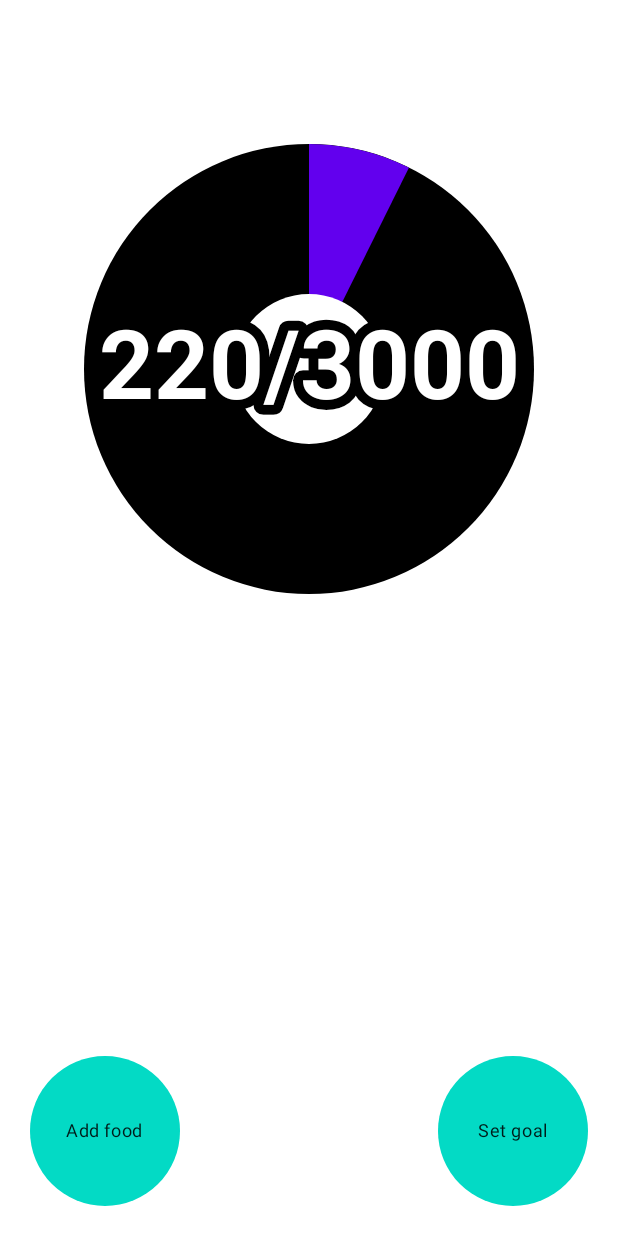
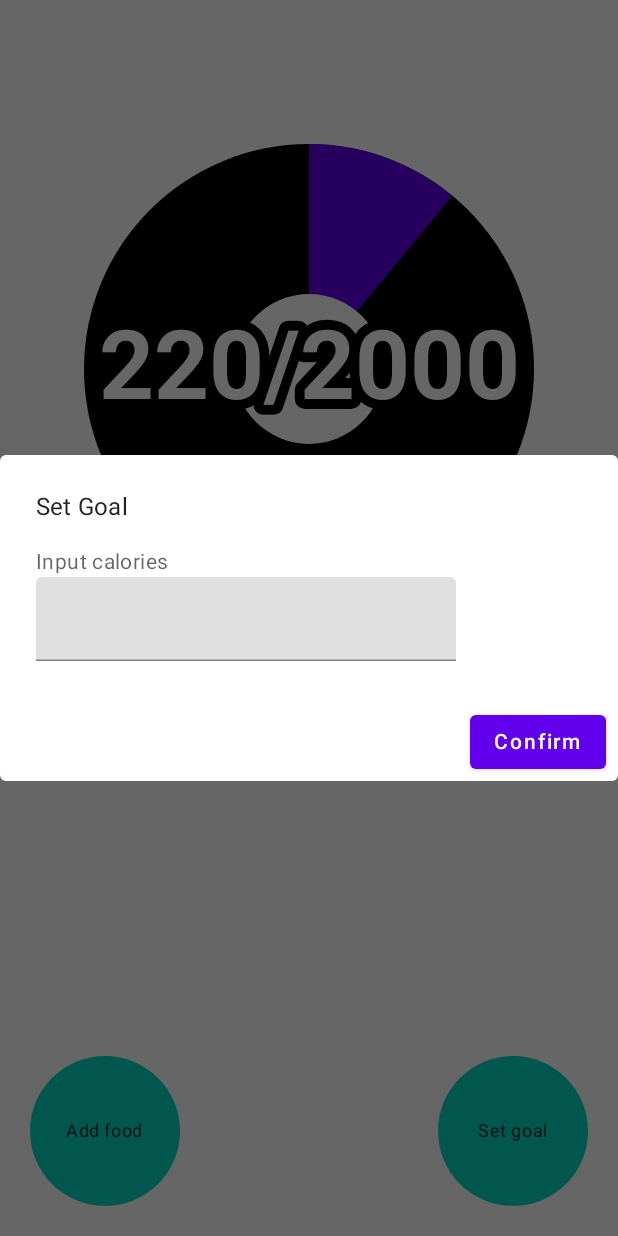
Before and after one commit to ichen2/cal-count, an Android app built with Jetpack Compose: the screen it shows after launch (MainActivity), after a tap on "Set goal", on a phone screen of 412 x 824 dp. Run offline under Robolectric (Android 15) with nearby library versions, the phone set to English and light mode, and no system bars.

Commit message:
Added handling for all dialog states

```diff
--- a/app/src/main/java/com/example/caloriecounter/Components.kt
+++ b/app/src/main/java/com/example/caloriecounter/Components.kt
@@ -1,6 +1,7 @@
 package com.example.caloriecounter
 
 import android.graphics.Typeface
+import android.util.Log
 import android.view.Gravity
 import androidx.compose.animation.core.Spring
 import androidx.compose.animation.core.animateFloat
@@ -8,12 +9,13 @@ import androidx.compose.animation.core.spring
 import androidx.compose.animation.core.updateTransition
 import androidx.compose.foundation.*
 import androidx.compose.foundation.layout.Box
+import androidx.compose.foundation.layout.Column
 import androidx.compose.foundation.layout.fillMaxSize
 import androidx.compose.foundation.layout.size
 import androidx.compose.foundation.shape.CircleShape
 import androidx.compose.foundation.shape.GenericShape
-import androidx.compose.material.MaterialTheme
-import androidx.compose.material.Text
+import androidx.compose.foundation.text.KeyboardOptions
+import androidx.compose.material.*
 import androidx.compose.runtime.*
 import androidx.compose.ui.Alignment
 import androidx.compose.ui.Modifier
@@ -26,8 +28,15 @@ import androidx.compose.ui.graphics.painter.ColorPainter
 import androidx.compose.ui.res.painterResource
 import androidx.compose.ui.text.TextStyle
 import androidx.compose.ui.text.font.FontWeight
+import androidx.compose.ui.text.input.KeyboardType
 import androidx.compose.ui.unit.dp
 import kotlin.math.roundToInt
+
+enum class DialogState {
+    NONE,
+    ADD_FOOD,
+    SET_GOAL
+}
 
 // stateful component - acts as a container for internal state
 @Composable
@@ -148,3 +157,42 @@ fun CircleButton(imageResource: Int? = null, onClick: () -> Unit = {}, descripti
         )
     }
 }
+
+@Composable
+fun InputDialog(close: () -> Unit, dialogState: DialogState) {
+    var textfieldValue by remember { mutableStateOf("") }
+    AlertDialog(
+        onDismissRequest = { close() },
+        title = {
+            Text(text =
+                when(dialogState) {
+                    DialogState.ADD_FOOD -> "Add Food"
+                    DialogState.SET_GOAL -> "Set Goal"
+                    DialogState.NONE -> "Error"
+                }
+            )
+        },
+        confirmButton = {
+            Button(onClick = {
+                when(dialogState) {
+                    DialogState.ADD_FOOD -> addCalories(textfieldValue.toFloat())
+                    DialogState.SET_GOAL -> setGoal(textfieldValue.toFloat())
+                    DialogState.NONE -> Log.e("inputDialog", "No dialog state specified")
+                }
+                close()
+            }) {
+                Text("Confirm")
+            }
+        },
+        text = {
+            Column {
+                Text("Input calories")
+                TextField(
+                    value = textfieldValue,
+                    onValueChange = { textfieldValue = it },
+                    keyboardOptions = KeyboardOptions(keyboardType = KeyboardType.Number)
+                )
+            }
+        }
+    )
+}
--- a/app/src/main/java/com/example/caloriecounter/MainActivity.kt
+++ b/app/src/main/java/com/example/caloriecounter/MainActivity.kt
@@ -41,7 +41,7 @@ class MainActivity : ComponentActivity() {
 
 @Composable
 fun MainScreen() {
-    var dialogOpen by remember { mutableStateOf(false) }
+    var dialogState by remember { mutableStateOf(DialogState.NONE) }
     Column(Modifier.fillMaxSize(), Arrangement.Center, Alignment.CenterHorizontally) {
         Spacer(Modifier.weight(1f))
         RadialFilledDonut(currentCalories, targetCalories)
@@ -51,53 +51,22 @@ fun MainScreen() {
                 .fillMaxWidth()
                 .padding(20.dp)
         ) {
-            CircleButton(onClick = { dialogOpen = true }, description = "Add food")
+            CircleButton(onClick = { dialogState = DialogState.ADD_FOOD }, description = "Add food")
             Spacer(Modifier.weight(1f))
-            CircleButton(onClick = { setGoal() }, description = "Set goal")
+            CircleButton(onClick = { dialogState = DialogState.SET_GOAL }, description = "Set goal")
         }
-        if (dialogOpen) {
-            var caloriesText by remember { mutableStateOf("") }
-            AlertDialog(
-                onDismissRequest = { dialogOpen = false },
-                title = { Text("Add Food") },
-                confirmButton = {
-                    Button(onClick = {
-                        println("Confirmed")
-                        addCalories(caloriesText.toInt())
-                        dialogOpen = false
-                    }) {
-                        Text("Confirm")
-                    }
-                },
-                dismissButton = {
-                    Button(onClick = {
-                        println("Dismissed")
-                        dialogOpen = false
-                    }) {
-                        Text("Dismiss")
-                    }
-                },
-                text = {
-                    Column {
-                        Text("Input calories")
-                        TextField(
-                            value = caloriesText,
-                            onValueChange = { caloriesText = it },
-                            keyboardOptions = KeyboardOptions(keyboardType = KeyboardType.Number)
-                        )
-                    }
-                }
-            )
+        if (dialogState != DialogState.NONE) {
+            InputDialog(close = { dialogState = DialogState.NONE }, dialogState = dialogState)
         }
     }
 }
 
-fun addCalories(calories: Int) {
+fun addCalories(calories: Float) {
     currentCalories += calories
 }
 
-fun setGoal () {
-    targetCalories = 3000f
+fun setGoal (calories: Float) {
+    targetCalories = calories
 }
 
 @Preview(showBackground = true)
```
